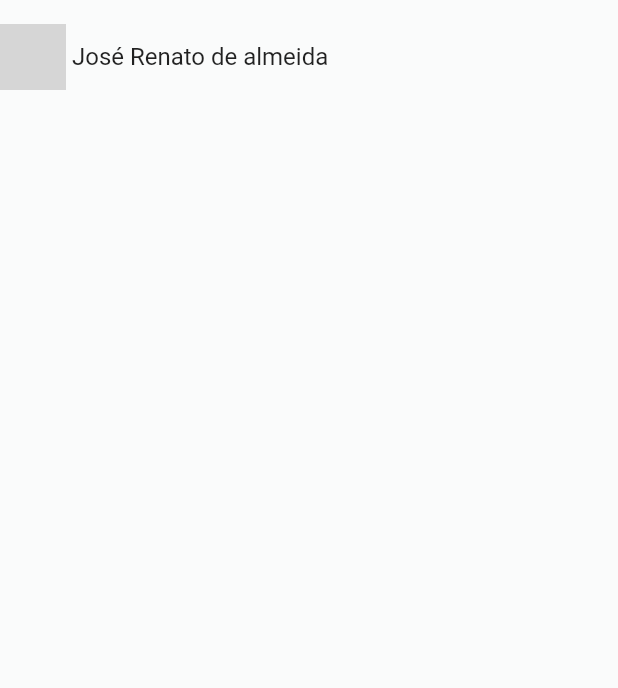
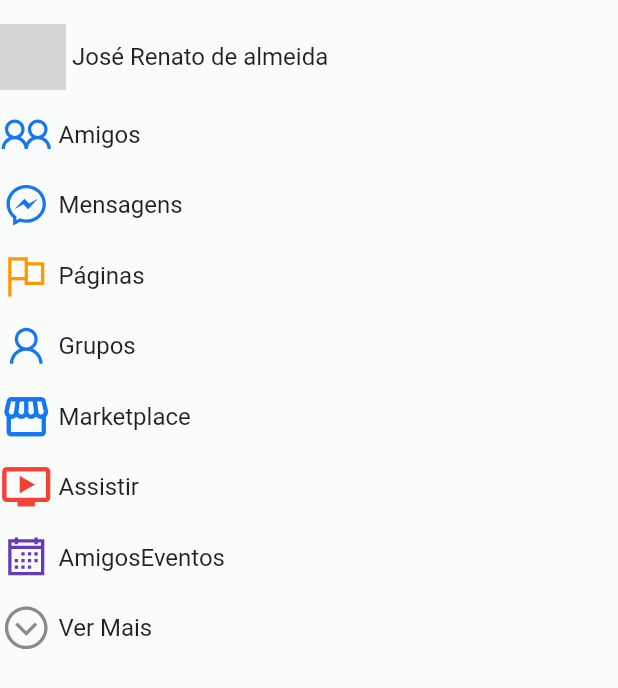
Before and after one commit to Stobertonf/facebook_interface, a Flutter app: the ListaOpcoes widget shown alone on an empty page, opened directly with sample values from the repository, on a phone screen of 412 x 824 dp. Shown: the top 688 px of the screen. Run offline on Flutter 3.47's test engine with Material 2 defaults, Android fonts, the phone set to English and light mode, and no system bars; our stand-ins replace cached_network_image, line_icons; network calls fail; grey boxes are pictures that could not be loaded.

Commit message:
feat(Final-List-Options): Finalizing Options List

```diff
--- a/lib/components/lista_opcoes.dart
+++ b/lib/components/lista_opcoes.dart
@@ -51,7 +51,12 @@
             padding: const EdgeInsets.symmetric(
               vertical: 6,
             ),
-            child: Container(),
+            child: Opcao(
+              icone: item[0],
+              cor: item[1],
+              texto: item[2],
+              onTap: () {},
+            ),
           );
         }),
       ),
@@ -59,13 +64,13 @@
   }
 }
 
-class Opoes extends StatelessWidget {
+class Opcao extends StatelessWidget {
   final Color cor;
   final String texto;
   final IconData icone;
   final VoidCallback onTap;
 
-  const Opoes({
+  const Opcao({
     Key? key,
     required this.cor,
     required this.icone,
```
